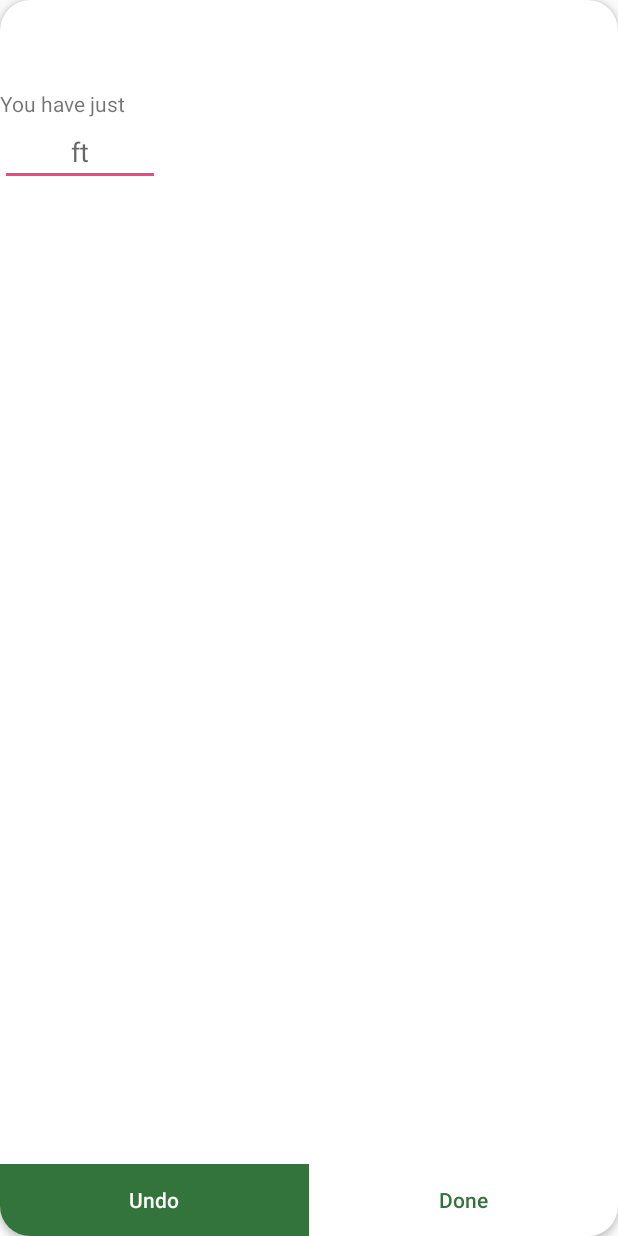
After one commit to ishaanjav/E-rrigation, an Android app: the layout specify_length.xml on its own in the app's theme, with its tools: preview values and no code run, on a phone screen of 412 x 824 dp. The commit adds this screen. Run offline under Robolectric (Android 15) with nearby library versions, the phone set to English and light mode, and no system bars.

Commit message:
Working on asking for Side Length in Feet

```diff
--- a/app/build.gradle
+++ b/app/build.gradle
@@ -16,6 +16,10 @@ android {
             proguardFiles getDefaultProguardFile('proguard-android.txt'), 'proguard-rules.pro'
         }
     }
+    //README Added below code when META-INF merge file error occured
+    packagingOptions {
+        exclude 'META-INF/proguard/androidx-annotations.pro'
+    }
 }
 
 dependencies {
@@ -25,4 +29,5 @@ dependencies {
     testImplementation 'junit:junit:4.12'
     androidTestImplementation 'com.android.support.test:runner:1.0.2'
     androidTestImplementation 'com.android.support.test.espresso:espresso-core:3.0.2'
+    implementation 'androidx.cardview:cardview:1.0.0'
 }
--- a/app/src/main/AndroidManifest.xml
+++ b/app/src/main/AndroidManifest.xml
@@ -4,6 +4,7 @@
 
     <uses-permission android:name="android.permission.INTERNET"></uses-permission>
     <uses-permission android:name="android.permission.WRITE_EXTERNAL_STORAGE"/>
+    <uses-permission android:name="android.permission.SYSTEM_ALERT_WINDOW" />
 
     <application
         android:allowBackup="true"
--- /dev/null
+++ b/app/src/main/res/layout/specify_length.xml
@@ -0,0 +1,88 @@
+<?xml version="1.0" encoding="utf-8"?>
+<androidx.cardview.widget.CardView xmlns:android="http://schemas.android.com/apk/res/android"
+    android:layout_width="wrap_content"
+    xmlns:app="http://schemas.android.com/apk/res-auto"
+    app:cardCornerRadius="20sp"
+    android:layout_height="wrap_content">
+
+    <RelativeLayout
+        android:layout_width="match_parent"
+        android:layout_height="wrap_content">
+
+        <TextView
+            android:layout_width="wrap_content"
+            android:layout_height="wrap_content"
+            android:id="@+id/title"
+            android:textSize="34sp"
+            android:textAlignment="center"
+            android:layout_centerHorizontal="true"
+            android:textStyle="bold"
+            android:textColor="#307E11"
+            />
+
+        <RelativeLayout
+            android:layout_width="match_parent"
+            android:layout_height="5sp"
+            android:layout_below="@id/title"
+            android:id="@+id/bar"
+            android:layout_marginTop="3sp"
+            />
+
+        <TextView
+            android:layout_width="match_parent"
+            android:layout_height="wrap_content"
+            android:text="You have just "
+            android:id="@+id/message"
+            android:layout_below="@+id/bar"
+            android:layout_marginTop="5sp"
+            />
+
+        <EditText
+            android:layout_width="wrap_content"
+            android:layout_height="wrap_content"
+            android:layout_below="@id/message"
+            android:textAlignment="center"
+            android:ems="5"
+            android:layout_marginBottom="12sp"
+            android:hint="ft"
+            android:inputType="number"
+            android:id="@+id/length"
+            />
+
+        <LinearLayout
+            android:layout_width="match_parent"
+            android:orientation="horizontal"
+            android:layout_alignParentBottom="true"
+            android:layout_height="wrap_content">
+
+            <Button
+                android:layout_width="wrap_content"
+                android:layout_height="wrap_content"
+                android:layout_weight="1"
+                android:text = "Undo"
+                android:textAllCaps="false"
+                android:id="@+id/undo"
+                android:textAlignment="center"
+                android:textColor="#fff"
+                android:background="#33743C"
+                />
+
+            <Button
+                android:layout_width="wrap_content"
+                android:layout_height="wrap_content"
+                android:layout_weight="1"
+                android:text = "Done"
+                android:textAllCaps="false"
+                android:id="@+id/done"
+                android:textAlignment="center"
+                android:textColor="#33743C"
+                android:background="#fff"
+                />
+
+
+        </LinearLayout>
+
+
+    </RelativeLayout>
+
+</androidx.cardview.widget.CardView>
--- a/app/src/main/res/menu/main.xml
+++ b/app/src/main/res/menu/main.xml
@@ -12,7 +12,11 @@
         app:showAsAction="always"
         android:title="Plot Sprinklers"
         />
-
+    <item
+        android:id="@+id/length"
+        app:showAsAction="never"
+        android:title="Set First Side Length"
+        />
     <item
         android:id="@+id/calculate"
         app:showAsAction="never"
```
Also changed, not shown: app/src/main/java/com/example/anany/drawingrectangles/MainActivity.java (+151 -43 lines).
